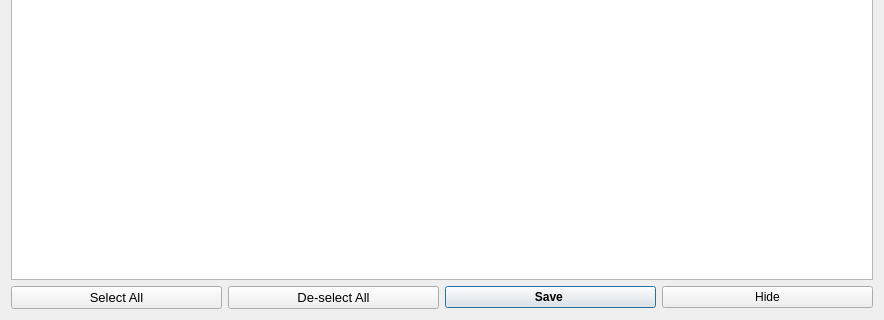
This is src/interface/gui/ui_ManualSlicerTable.ui in neutrons/PyVDrive as Qt 5 draws it before an edit; both pictures show x 0 to 884 and y 403 to 723 of the 884 by 723 pixel window. The edited form follows.
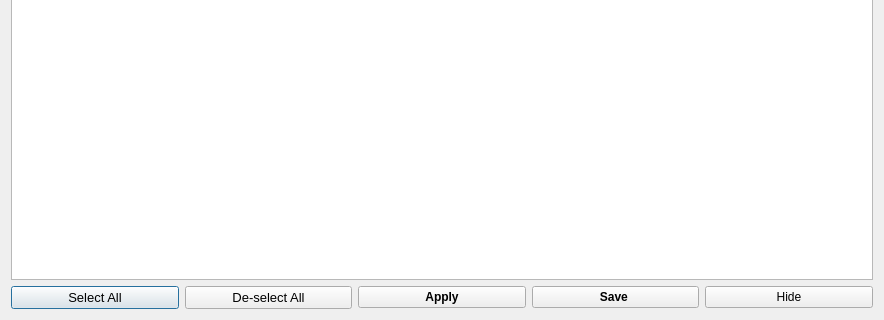
This is the edited form. Custom widgets are drawn as their Qt base class.

```diff
--- a/src/interface/gui/ui_ManualSlicerTable.ui
+++ b/src/interface/gui/ui_ManualSlicerTable.ui
@@ -32,31 +32,6 @@
    </item>
    <item>
     <layout class="QGridLayout" name="gridLayout_7">
-     <item row="0" column="2">
-      <widget class="QPushButton" name="pushButton_saveTimeSegs">
-       <property name="font">
-        <font>
-         <weight>75</weight>
-         <bold>true</bold>
-        </font>
-       </property>
-       <property name="text">
-        <string>Save </string>
-       </property>
-      </widget>
-     </item>
-     <item row="0" column="1">
-      <widget class="QPushButton" name="pushButton_deselectAll">
-       <property name="font">
-        <font>
-         <pointsize>10</pointsize>
-        </font>
-       </property>
-       <property name="text">
-        <string>De-select All</string>
-       </property>
-      </widget>
-     </item>
      <item row="0" column="0">
       <widget class="QPushButton" name="pushButton_selectAll">
        <property name="font">
@@ -69,13 +44,51 @@
        </property>
       </widget>
      </item>
-     <item row="0" column="3">
+     <item row="0" column="4">
       <widget class="QPushButton" name="pushButton_hide">
        <property name="text">
         <string>Hide</string>
        </property>
       </widget>
      </item>
+     <item row="0" column="3">
+      <widget class="QPushButton" name="pushButton_saveTimeSegs">
+       <property name="font">
+        <font>
+         <weight>75</weight>
+         <bold>true</bold>
+        </font>
+       </property>
+       <property name="text">
+        <string>Save </string>
+       </property>
+      </widget>
+     </item>
+     <item row="0" column="1">
+      <widget class="QPushButton" name="pushButton_deselectAll">
+       <property name="font">
+        <font>
+         <pointsize>10</pointsize>
+        </font>
+       </property>
+       <property name="text">
+        <string>De-select All</string>
+       </property>
+      </widget>
+     </item>
+     <item row="0" column="2">
+      <widget class="QPushButton" name="pushButton_applyTimeSegs">
+       <property name="font">
+        <font>
+         <weight>75</weight>
+         <bold>true</bold>
+        </font>
+       </property>
+       <property name="text">
+        <string>Apply</string>
+       </property>
+      </widget>
+     </item>
     </layout>
    </item>
   </layout>
```
